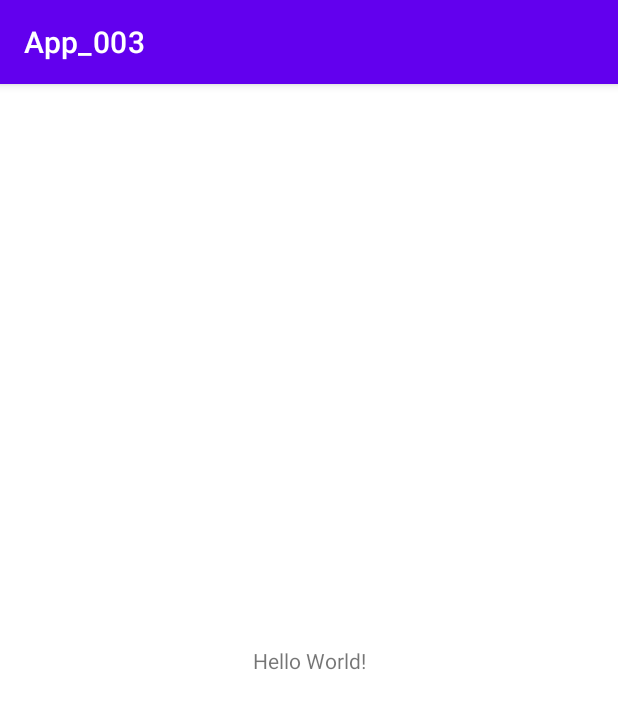
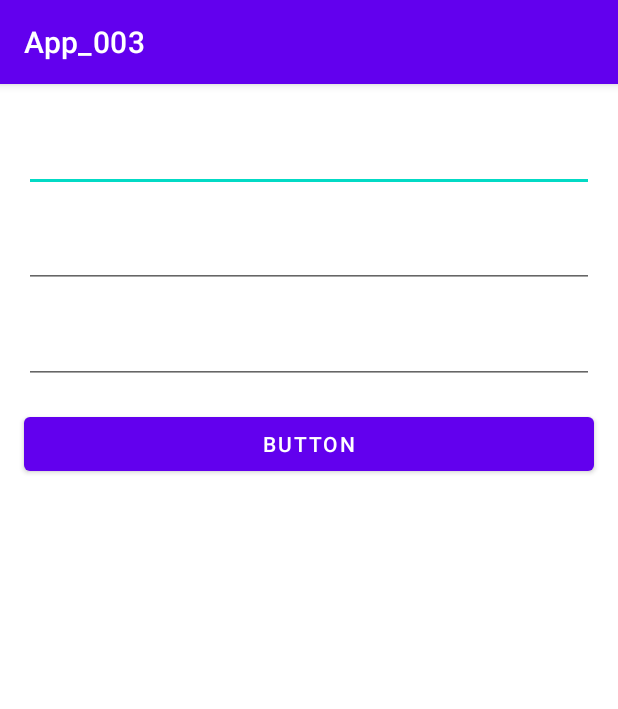
Before and after one commit to alexisaldas17/App_003, an Android app: the screen it shows after launch (MainActivity), on a phone screen of 412 x 824 dp. Shown: the top 709 px of the screen. Run offline under Robolectric (Android 15) with nearby library versions, the phone set to English and light mode, and no system bars.

Commit message:
Creado la UI inicial

```diff
--- a/app/src/main/res/layout/activity_main.xml
+++ b/app/src/main/res/layout/activity_main.xml
@@ -6,13 +6,61 @@
     android:layout_height="match_parent"
     tools:context=".MainActivity">
 
-    <TextView
-        android:layout_width="wrap_content"
+    <EditText
+        android:id="@+id/editTextPrimerValor"
+        android:layout_width="0dp"
         android:layout_height="wrap_content"
-        android:text="Hello World!"
-        app:layout_constraintBottom_toBottomOf="parent"
-        app:layout_constraintLeft_toLeftOf="parent"
-        app:layout_constraintRight_toRightOf="parent"
-        app:layout_constraintTop_toTopOf="parent" />
+        android:layout_marginStart="16dp"
+        android:layout_marginTop="24dp"
+        android:layout_marginEnd="16dp"
+        android:ems="10"
+        android:inputType="numberSigned"
+        android:minHeight="48dp"
+        app:layout_constraintEnd_toEndOf="parent"
+        app:layout_constraintStart_toStartOf="parent"
+        app:layout_constraintTop_toTopOf="parent"
+        tools:ignore="SpeakableTextPresentCheck" />
+
+    <EditText
+        android:id="@+id/editTextSegundoValor"
+        android:layout_width="0dp"
+        android:layout_height="wrap_content"
+        android:layout_marginStart="16dp"
+        android:layout_marginTop="16dp"
+        android:layout_marginEnd="16dp"
+        android:ems="10"
+        android:inputType="numberSigned"
+        android:minHeight="48dp"
+        app:layout_constraintEnd_toEndOf="parent"
+        app:layout_constraintStart_toStartOf="parent"
+        app:layout_constraintTop_toBottomOf="@+id/editTextPrimerValor"
+        tools:ignore="SpeakableTextPresentCheck" />
+
+    <EditText
+        android:id="@+id/editTextResultado"
+        android:layout_width="0dp"
+        android:layout_height="wrap_content"
+        android:layout_marginStart="16dp"
+        android:layout_marginTop="16dp"
+        android:layout_marginEnd="16dp"
+        android:ems="10"
+        android:inputType="numberSigned"
+        android:minHeight="48dp"
+        app:layout_constraintEnd_toEndOf="parent"
+        app:layout_constraintStart_toStartOf="parent"
+        app:layout_constraintTop_toBottomOf="@+id/editTextSegundoValor"
+        tools:ignore="SpeakableTextPresentCheck" />
+
+    <Button
+        android:id="@+id/buttonPotencia"
+        android:layout_width="0dp"
+        android:layout_height="wrap_content"
+        android:layout_marginStart="16dp"
+        android:layout_marginTop="16dp"
+        android:layout_marginEnd="16dp"
+        android:text="Button"
+        app:layout_constraintEnd_toEndOf="parent"
+        app:layout_constraintStart_toStartOf="parent"
+        app:layout_constraintTop_toBottomOf="@+id/editTextResultado" />
 
 </androidx.constraintlayout.widget.ConstraintLayout>
```
